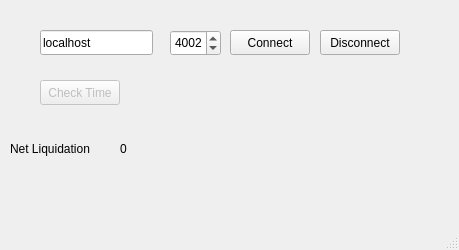
This is src/app/mainwindow.ui in kubawoo/cutetrader as Qt 5 draws it before an edit. The edited form follows.
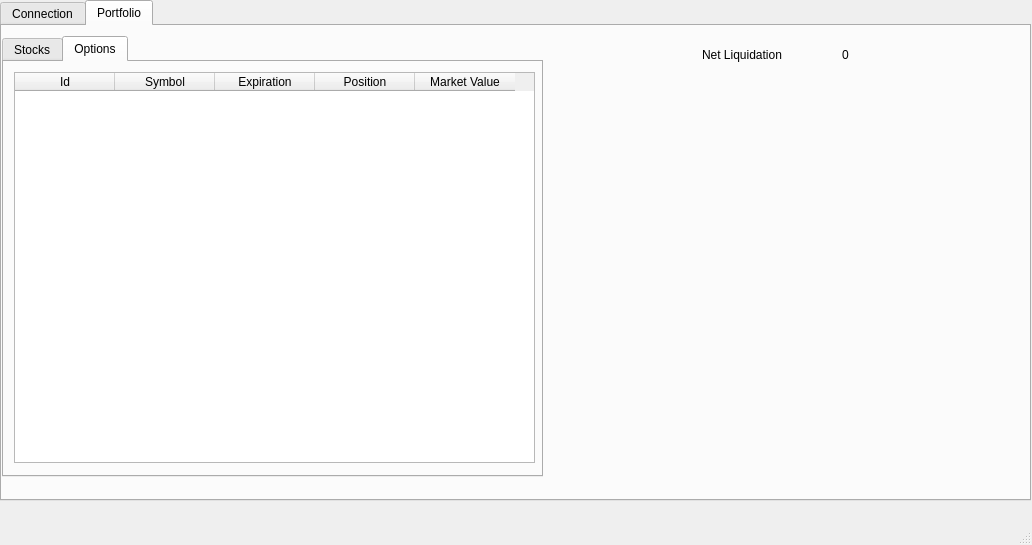
This is the edited form.

Commit message: Display portfolio positions

What changed in the file:
```diff
--- a/src/app/mainwindow.ui
+++ b/src/app/mainwindow.ui
@@ -6,48 +6,35 @@
    <rect>
     <x>0</x>
     <y>0</y>
-    <width>459</width>
-    <height>250</height>
+    <width>1032</width>
+    <height>545</height>
    </rect>
   </property>
   <property name="windowTitle">
    <string>MainWindow</string>
   </property>
   <widget class="QWidget" name="centralwidget">
-   <widget class="QPushButton" name="checkTimePushButton">
-    <property name="enabled">
-     <bool>false</bool>
-    </property>
+   <widget class="QTabWidget" name="mainTabWidget">
     <property name="geometry">
      <rect>
-      <x>40</x>
-      <y>80</y>
-      <width>80</width>
-      <height>25</height>
+      <x>0</x>
+      <y>0</y>
+      <width>1031</width>
+      <height>501</height>
      </rect>
     </property>
-    <property name="text">
-     <string>Check Time</string>
+    <property name="currentIndex">
+     <number>1</number>
     </property>
-   </widget>
-   <widget class="QPushButton" name="connectPushButton">
-    <property name="geometry">
-     <rect>
-      <x>230</x>
-      <y>30</y>
-      <width>80</width>
-      <height>25</height>
-     </rect>
-    </property>
-    <property name="text">
-     <string>Connect</string>
-    </property>
-   </widget>
+    <widget class="QWidget" name="connectionTab">
+     <attribute name="title">
+      <string>Connection</string>
+     </attribute>
    <widget class="QLineEdit" name="hostLineEdit">
     <property name="geometry">
      <rect>
-      <x>40</x>
-      <y>30</y>
+        <x>20</x>
+        <y>20</y>
       <width>113</width>
       <height>25</height>
      </rect>
@@ -56,11 +43,37 @@
      <string>localhost</string>
     </property>
    </widget>
+     <widget class="QPushButton" name="connectPushButton">
+      <property name="geometry">
+       <rect>
+        <x>200</x>
+        <y>20</y>
+        <width>80</width>
+        <height>25</height>
+       </rect>
+      </property>
+      <property name="text">
+       <string>Connect</string>
+      </property>
+     </widget>
+     <widget class="QPushButton" name="disconnectPushButton">
+      <property name="geometry">
+       <rect>
+        <x>200</x>
+        <y>50</y>
+        <width>80</width>
+        <height>25</height>
+       </rect>
+      </property>
+      <property name="text">
+       <string>Disconnect</string>
+      </property>
+     </widget>
    <widget class="QSpinBox" name="portSpinBox">
     <property name="geometry">
      <rect>
-      <x>170</x>
-      <y>30</y>
+        <x>140</x>
+        <y>20</y>
       <width>51</width>
       <height>26</height>
      </rect>
@@ -72,24 +85,32 @@
      <number>4002</number>
     </property>
    </widget>
-   <widget class="QPushButton" name="disconnectPushButton">
+     <widget class="QPushButton" name="checkTimePushButton">
+      <property name="enabled">
+       <bool>false</bool>
+      </property>
     <property name="geometry">
      <rect>
-      <x>320</x>
-      <y>30</y>
+        <x>60</x>
+        <y>130</y>
       <width>80</width>
       <height>25</height>
      </rect>
     </property>
     <property name="text">
-     <string>Disconnect</string>
-    </property>
-   </widget>
+       <string>Check Time</string>
+      </property>
+     </widget>
+    </widget>
+    <widget class="QWidget" name="portfolioTab">
+     <attribute name="title">
+      <string>Portfolio</string>
+     </attribute>
    <widget class="QLabel" name="netLiquidationLabel">
     <property name="geometry">
      <rect>
-      <x>10</x>
-      <y>140</y>
+        <x>700</x>
+        <y>20</y>
       <width>101</width>
       <height>17</height>
      </rect>
@@ -101,8 +122,8 @@
    <widget class="QLabel" name="netLiquidation">
     <property name="geometry">
      <rect>
-      <x>120</x>
-      <y>140</y>
+        <x>840</x>
+        <y>20</y>
       <width>54</width>
       <height>17</height>
      </rect>
@@ -111,13 +132,124 @@
      <string>0</string>
     </property>
    </widget>
+     <widget class="QTabWidget" name="tabWidget_2">
+      <property name="geometry">
+       <rect>
+        <x>0</x>
+        <y>10</y>
+        <width>541</width>
+        <height>441</height>
+       </rect>
+      </property>
+      <property name="currentIndex">
+       <number>1</number>
+      </property>
+      <widget class="QWidget" name="stocksTab">
+       <attribute name="title">
+        <string>Stocks</string>
+       </attribute>
+       <widget class="QTableWidget" name="stocksTableWidget">
+        <property name="geometry">
+         <rect>
+          <x>10</x>
+          <y>10</y>
+          <width>521</width>
+          <height>391</height>
+         </rect>
+        </property>
+        <property name="editTriggers">
+         <set>QAbstractItemView::NoEditTriggers</set>
+        </property>
+        <property name="selectionMode">
+         <enum>QAbstractItemView::MultiSelection</enum>
+        </property>
+        <property name="selectionBehavior">
+         <enum>QAbstractItemView::SelectRows</enum>
+        </property>
+        <attribute name="verticalHeaderVisible">
+         <bool>false</bool>
+        </attribute>
+        <column>
+         <property name="text">
+          <string>Id</string>
+         </property>
+        </column>
+        <column>
+         <property name="text">
+          <string>Symbol</string>
+         </property>
+        </column>
+        <column>
+         <property name="text">
+          <string>Position</string>
+         </property>
+        </column>
+        <column>
+         <property name="text">
+          <string>Market Value</string>
+         </property>
+        </column>
+       </widget>
+      </widget>
+      <widget class="QWidget" name="optionsTab">
+       <attribute name="title">
+        <string>Options</string>
+       </attribute>
+       <widget class="QTableWidget" name="optionsTableWidget">
+        <property name="geometry">
+         <rect>
+          <x>10</x>
+          <y>10</y>
+          <width>521</width>
+          <height>391</height>
+         </rect>
+        </property>
+        <property name="editTriggers">
+         <set>QAbstractItemView::NoEditTriggers</set>
+        </property>
+        <property name="selectionMode">
+         <enum>QAbstractItemView::MultiSelection</enum>
+        </property>
+        <attribute name="verticalHeaderVisible">
+         <bool>false</bool>
+        </attribute>
+        <column>
+         <property name="text">
+          <string>Id</string>
+         </property>
+        </column>
+        <column>
+         <property name="text">
+          <string>Symbol</string>
+         </property>
+        </column>
+        <column>
+         <property name="text">
+          <string>Expiration</string>
+         </property>
+        </column>
+        <column>
+         <property name="text">
+          <string>Position</string>
+         </property>
+        </column>
+        <column>
+         <property name="text">
+          <string>Market Value</string>
+         </property>
+        </column>
+       </widget>
+      </widget>
+     </widget>
+    </widget>
+   </widget>
   </widget>
   <widget class="QMenuBar" name="menubar">
    <property name="geometry">
     <rect>
      <x>0</x>
      <y>0</y>
-     <width>459</width>
+     <width>1032</width>
      <height>22</height>
     </rect>
    </property>
```
Lines whose indentation alone changed are shown as unchanged. The commit also changes 7 other files.
